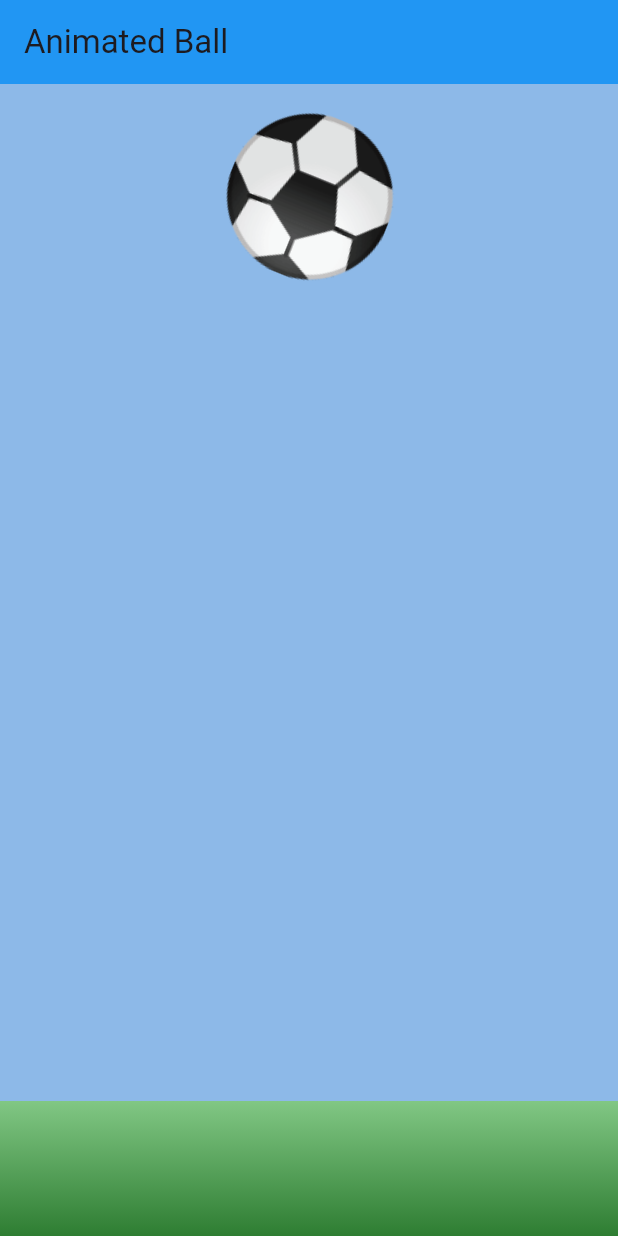
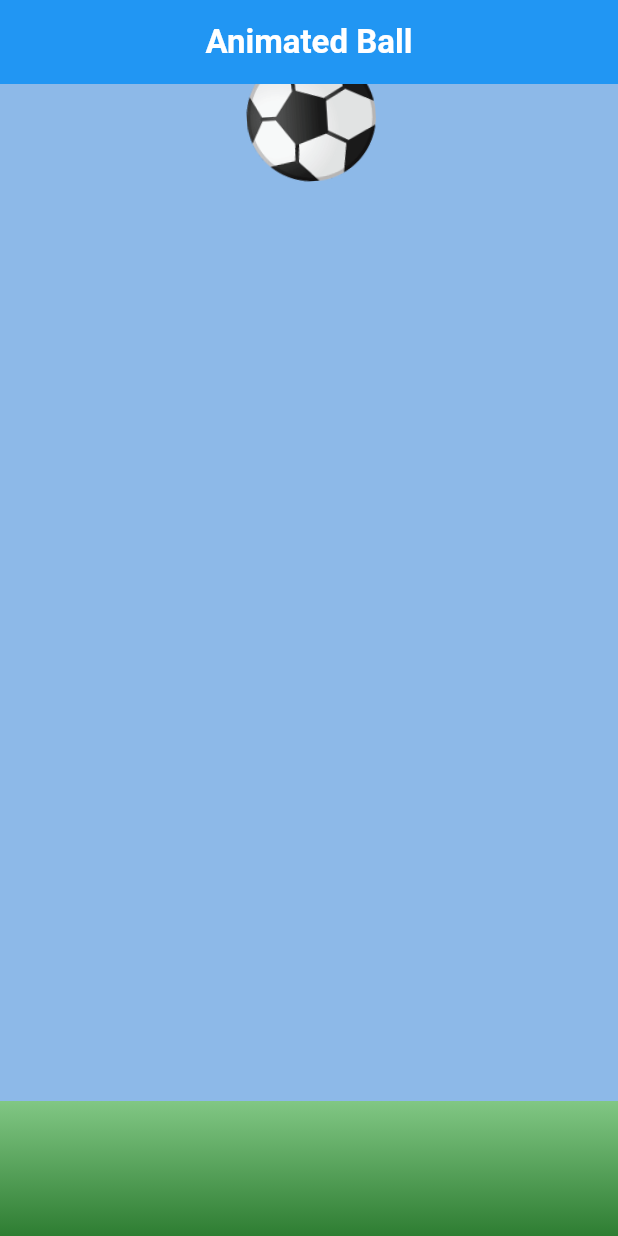
Before and after one commit to Rusgor/FLUTTER-02-FLUTTER, a Flutter app: the ExplicitAnimationScreen screen opened by its route, on a phone screen of 412 x 824 dp. Run offline on Flutter 3.47's test engine with Material 3 defaults, Android fonts, the phone set to English and light mode, and no system bars; our stand-ins replace flutter_bloc, flutter_svg, go_router.

Commit message:
feat: refine explicit ball animation behavior

```diff
--- a/lib/lesson_21/screens/explicit_animation_screen.dart
+++ b/lib/lesson_21/screens/explicit_animation_screen.dart
@@ -29,18 +29,18 @@ class _ExplicitAnimationScreenState extends State<ExplicitAnimationScreen>
       TweenSequenceItem(
         tween: Tween<double>(
           begin: 0,
-          end: -560,
+          end: -628,
         ).chain(CurveTween(curve: Curves.decelerate)),
         weight: 12,
       ),
 
       // HANG
-      TweenSequenceItem(tween: ConstantTween<double>(-560), weight: 12),
+      TweenSequenceItem(tween: ConstantTween<double>(-628), weight: 12),
 
       // FALL DOWN
       TweenSequenceItem(
         tween: Tween<double>(
-          begin: -560,
+          begin: -628,
           end: 0,
         ).chain(CurveTween(curve: Curves.easeInCubic)),
         weight: 12,
@@ -85,38 +85,32 @@ class _ExplicitAnimationScreenState extends State<ExplicitAnimationScreen>
     ]).animate(_controller);
 
     _rotationAnimation = TweenSequence<double>([
-      // START — NO ROTATION
-      TweenSequenceItem(tween: ConstantTween<double>(0), weight: 12),
+      // Невелика пауза перед стартом
+      TweenSequenceItem(tween: ConstantTween<double>(0), weight: 6),
 
-      // ROTATE UP
+      // Повільний початок обертання
       TweenSequenceItem(
         tween: Tween<double>(
           begin: 0,
-          end: 1.5,
-        ).chain(CurveTween(curve: Curves.decelerate)),
-        weight: 24,
+          end: 0.75,
+        ).chain(CurveTween(curve: Curves.easeInOut)),
+        weight: 28,
       ),
 
-      // SPIN ON TOP
+      // Докручування майже біля вершини
       TweenSequenceItem(
         tween: Tween<double>(
-          begin: 1.5,
-          end: 3,
-        ).chain(CurveTween(curve: Curves.linear)),
+          begin: 0.75,
+          end: 1.0,
+        ).chain(CurveTween(curve: Curves.easeOut)),
         weight: 18,
       ),
 
-      // ROTATE DOWN
-      TweenSequenceItem(
-        tween: Tween<double>(
-          begin: 3,
-          end: 3,
-        ).chain(CurveTween(curve: Curves.easeInCubic)),
-        weight: 12,
-      ),
+      // Повне зависання
+      TweenSequenceItem(tween: ConstantTween<double>(1), weight: 18),
 
-      // FULL STOP
-      TweenSequenceItem(tween: ConstantTween<double>(4), weight: 50),
+      // Падіння
+      TweenSequenceItem(tween: ConstantTween<double>(1), weight: 30),
     ]).animate(_controller);
   }
 
@@ -132,7 +126,11 @@ class _ExplicitAnimationScreenState extends State<ExplicitAnimationScreen>
       backgroundColor: const Color(0xFF8DB9E8),
       appBar: AppBar(
         backgroundColor: const Color(0xFF2196F3),
-        title: const Text('Animated Ball'),
+        centerTitle: true,
+        title: const Text(
+          'Animated Ball',
+          style: TextStyle(color: Colors.white, fontWeight: FontWeight.w600),
+        ),
       ),
       body: Stack(
         alignment: const Alignment(0, 0.77),
@@ -164,7 +162,7 @@ class _ExplicitAnimationScreenState extends State<ExplicitAnimationScreen>
             },
             child: Transform.translate(
               offset: const Offset(0, 2),
-              child: const Text('⚽', style: TextStyle(fontSize: 100)),
+              child: const Text('⚽', style: TextStyle(fontSize: 78)),
             ),
           ),
         ],
```
